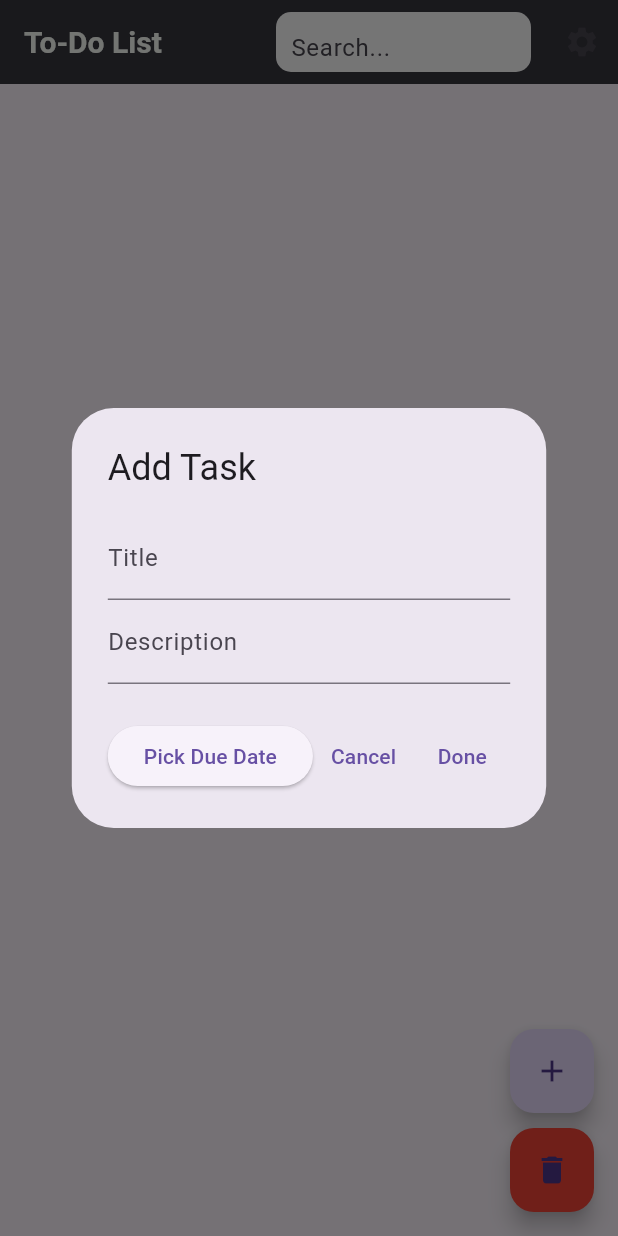
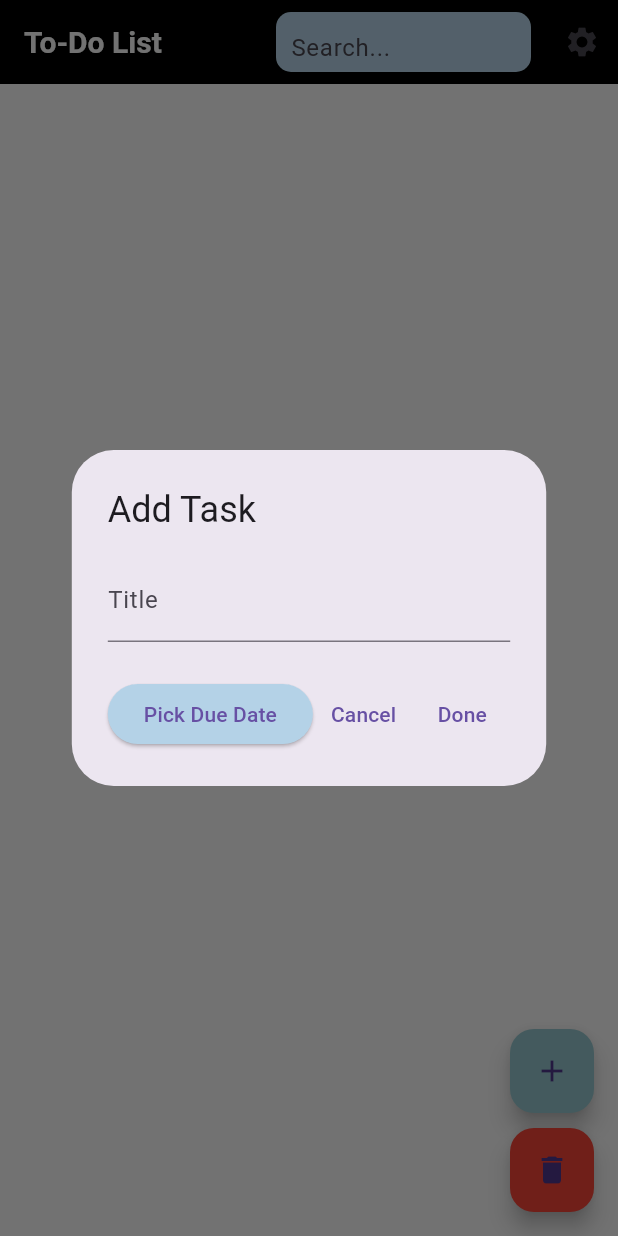
Before and after one commit to MR-Unknown9/To-Do-List, a Flutter app: the screen it shows after launch, after a tap on the "add" icon, on a phone screen of 412 x 824 dp. Run offline on Flutter 3.47's test engine with Material 3 defaults, Android fonts, the phone set to English and light mode, and no system bars; our stand-ins replace hive_flutter; accounts and stored records are empty.

Commit message:
Fix search bug

```diff
--- a/lib/main.dart
+++ b/lib/main.dart
@@ -29,8 +29,38 @@ class MyApp extends StatelessWidget {
         builder: (context, themeProvider, child) {
           return MaterialApp(
             debugShowCheckedModeBanner: false,
-            theme:
-                themeProvider.isDarkMode ? ThemeData.dark() : ThemeData.light(),
+            theme: ThemeData(
+              primaryColor: const Color(0xFF94C5CC),
+              appBarTheme: const AppBarTheme(
+                backgroundColor: Color(0xFF000100),
+                titleTextStyle: TextStyle(
+                  color: Color(0xFFF8F8F8),
+                  fontSize: 20,
+                  fontWeight: FontWeight.bold,
+                ),
+              ),
+              floatingActionButtonTheme: FloatingActionButtonThemeData(
+                backgroundColor: const Color(0xFF94C5CC),
+              ),
+              scaffoldBackgroundColor: const Color(0xFFF8F8F8),
+            ),
+            darkTheme: ThemeData.dark().copyWith(
+              primaryColor: const Color(0xFF94C5CC),
+              appBarTheme: const AppBarTheme(
+                backgroundColor: Color(0xFF000100),
+                titleTextStyle: TextStyle(
+                  color: Color(0xFFF8F8F8),
+                  fontSize: 20,
+                  fontWeight: FontWeight.bold,
+                ),
+              ),
+              floatingActionButtonTheme: FloatingActionButtonThemeData(
+                backgroundColor: const Color(0xFF94C5CC),
+              ),
+              scaffoldBackgroundColor: const Color(0xFF000100),
+            ),
+            themeMode:
+                themeProvider.isDarkMode ? ThemeMode.dark : ThemeMode.light,
             initialRoute: '/',
             routes: {
               '/': (context) => TaskScreen(),
@@ -70,7 +100,10 @@ class TaskProvider extends ChangeNotifier {
     } else {
       return allTasks
           .where((task) =>
-              task.title.toLowerCase().contains(_searchQuery.toLowerCase()))
+              task.title.toLowerCase().contains(_searchQuery.toLowerCase()) ||
+              task.description
+                  .toLowerCase()
+                  .contains(_searchQuery.toLowerCase()))
           .toList();
     }
   }
@@ -83,20 +116,6 @@ class TaskProvider extends ChangeNotifier {
       ..dueDate = dueDate;
     _taskBox.add(task);
     notifyListeners();
-  }
-
-  void updateTask(int index, String title, String description,
-      DateTime? dueDate, bool completed) {
-    final task = _taskBox.getAt(index);
-    if (task != null) {
-      task
-        ..title = title
-        ..description = description
-        ..completed = completed
-        ..dueDate = dueDate;
-      task.save();
-      notifyListeners();
-    }
   }
 
   void deleteTask(int index) {
@@ -113,13 +132,10 @@ class TaskProvider extends ChangeNotifier {
     notifyListeners();
   }
 
-  void toggleTaskCompletion(int index) {
-    final task = _taskBox.getAt(index);
-    if (task != null) {
-      task.completed = !task.completed;
-      task.save();
-      notifyListeners();
-    }
+  void toggleTaskCompletion(Task task) {
+    task.completed = !task.completed;
+    task.save();
+    notifyListeners();
   }
 
   void setSearchQuery(String query) {
@@ -141,7 +157,6 @@ class ThemeProvider extends ChangeNotifier {
 
 class TaskScreen extends StatelessWidget {
   final TextEditingController titleController = TextEditingController();
-  final TextEditingController descriptionController = TextEditingController();
   final TextEditingController searchController = TextEditingController();
 
   TaskScreen({super.key});
@@ -150,22 +165,14 @@ class TaskScreen extends StatelessWidget {
   Widget build(BuildContext context) {
     return Scaffold(
       appBar: AppBar(
-        backgroundColor: const Color(0xFF36363E),
-        title: const Text(
-          'To-Do List',
-          style: TextStyle(
-            color: Color(0xFFFBFEF9),
-            fontSize: 20,
-            fontWeight: FontWeight.bold,
-          ),
-        ),
+        title: const Text('To-Do List'),
         actions: [
           Padding(
             padding: const EdgeInsets.symmetric(horizontal: 10, vertical: 8),
             child: Container(
               width: 170,
               decoration: BoxDecoration(
-                color: Colors.white,
+                color: const Color(0xFFB4D2E7),
                 borderRadius: BorderRadius.circular(10),
               ),
               child: TextField(
@@ -210,14 +217,10 @@ class TaskScreen extends StatelessWidget {
                     ? 'Due: ${task.dueDate!.toLocal()}'
                     : 'No due date',
               ),
-              trailing: IconButton(
-                icon: Icon(
-                  task.completed
-                      ? Icons.check_box
-                      : Icons.check_box_outline_blank,
-                ),
-                onPressed: () {
-                  provider.toggleTaskCompletion(index);
+              trailing: Checkbox(
+                value: task.completed,
+                onChanged: (value) {
+                  provider.toggleTaskCompletion(task);
                 },
               ),
               onLongPress: () {
@@ -236,7 +239,6 @@ class TaskScreen extends StatelessWidget {
           FloatingActionButton(
             onPressed: () {
               titleController.clear();
-              descriptionController.clear();
               DateTime? selectedDate;
               showDialog(
                 context: context,
@@ -248,11 +250,6 @@ class TaskScreen extends StatelessWidget {
                       TextField(
                         controller: titleController,
                         decoration: const InputDecoration(labelText: 'Title'),
-                      ),
-                      TextField(
-                        controller: descriptionController,
-                        decoration:
-                            const InputDecoration(labelText: 'Description'),
                       ),
                     ],
                   ),
@@ -272,6 +269,8 @@ class TaskScreen extends StatelessWidget {
                               selectedDate = dueDate;
                             }
                           },
+                          style: ElevatedButton.styleFrom(
+                              backgroundColor: const Color(0xFFB4D2E7)),
                           child: const Text('Pick Due Date'),
                         ),
                         Row(
@@ -288,7 +287,7 @@ class TaskScreen extends StatelessWidget {
                                         listen: false)
                                     .addTask(
                                   titleController.text,
-                                  descriptionController.text,
+                                  '', // Empty description
                                   selectedDate,
                                 );
                                 Navigator.pop(context);
@@ -326,6 +325,10 @@ class TaskDetailsScreen extends StatelessWidget {
   @override
   Widget build(BuildContext context) {
     final task = ModalRoute.of(context)!.settings.arguments as Task;
+    final TextEditingController notesController = TextEditingController();
+
+    // Pre-fill the controller with the existing description (if any)
+    notesController.text = task.description;
 
     return Scaffold(
       appBar: AppBar(
@@ -336,15 +339,44 @@ class TaskDetailsScreen extends StatelessWidget {
         child: Column(
           crossAxisAlignment: CrossAxisAlignment.start,
           children: [
-            Text('Title: ${task.title}', style: const TextStyle(fontSize: 20)),
+            Text(
+              'Due Date: ${task.dueDate?.toLocal() ?? 'No due date'}',
+              style: const TextStyle(
+                fontSize: 16,
+                color: Colors.grey,
+              ),
+            ),
             const SizedBox(height: 8),
-            Text('Description: ${task.description}'),
-            const SizedBox(height: 8),
-            Text('Due Date: ${task.dueDate?.toLocal() ?? 'No due date'}'),
-            const SizedBox(height: 8),
-            Text('Completed: ${task.completed ? "Yes" : "No"}'),
+            Text(
+              task.title,
+              style: const TextStyle(
+                fontSize: 24,
+                fontWeight: FontWeight.bold,
+              ),
+            ),
+            const SizedBox(height: 16),
+            TextField(
+              maxLines: null,
+              controller: notesController,
+              decoration: const InputDecoration(
+                labelText: 'Notes',
+                border: OutlineInputBorder(),
+              ),
+            ),
           ],
         ),
+      ),
+      floatingActionButton: FloatingActionButton(
+        onPressed: () {
+          // Save the updated description to Hive
+          task.description = notesController.text;
+          task.save(); // Save changes to Hive
+          ScaffoldMessenger.of(context).showSnackBar(
+            const SnackBar(content: Text('Task updated successfully!')),
+          );
+          Navigator.pop(context); // Go back to the previous screen
+        },
+        child: const Icon(Icons.save),
       ),
     );
   }
```
